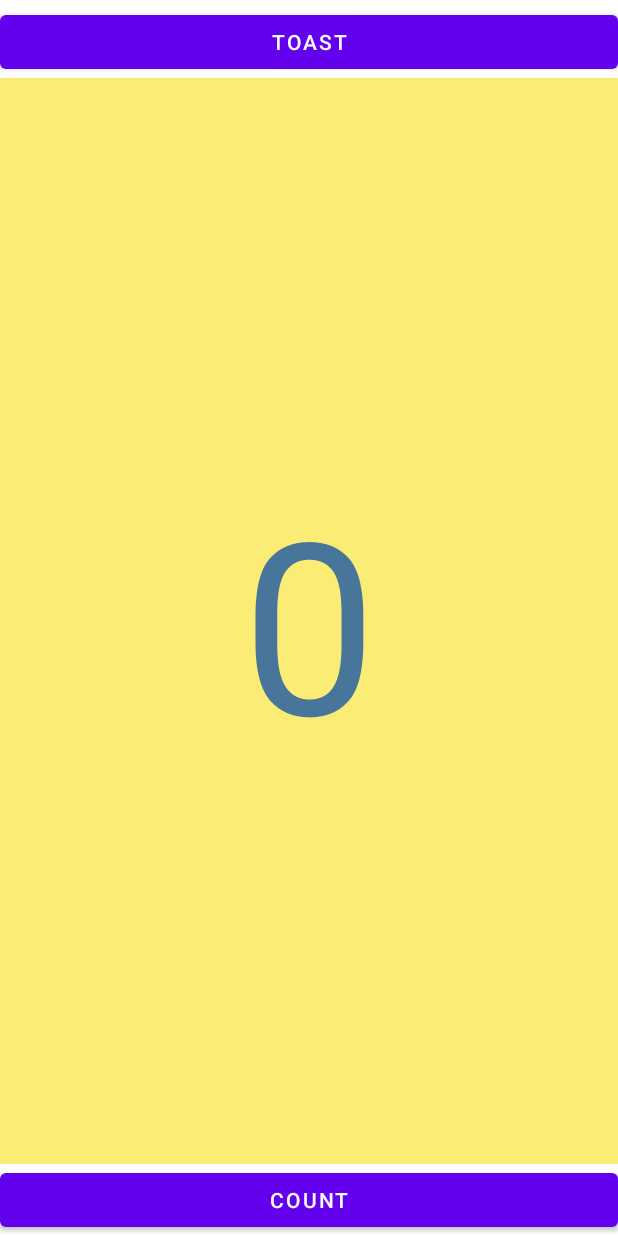
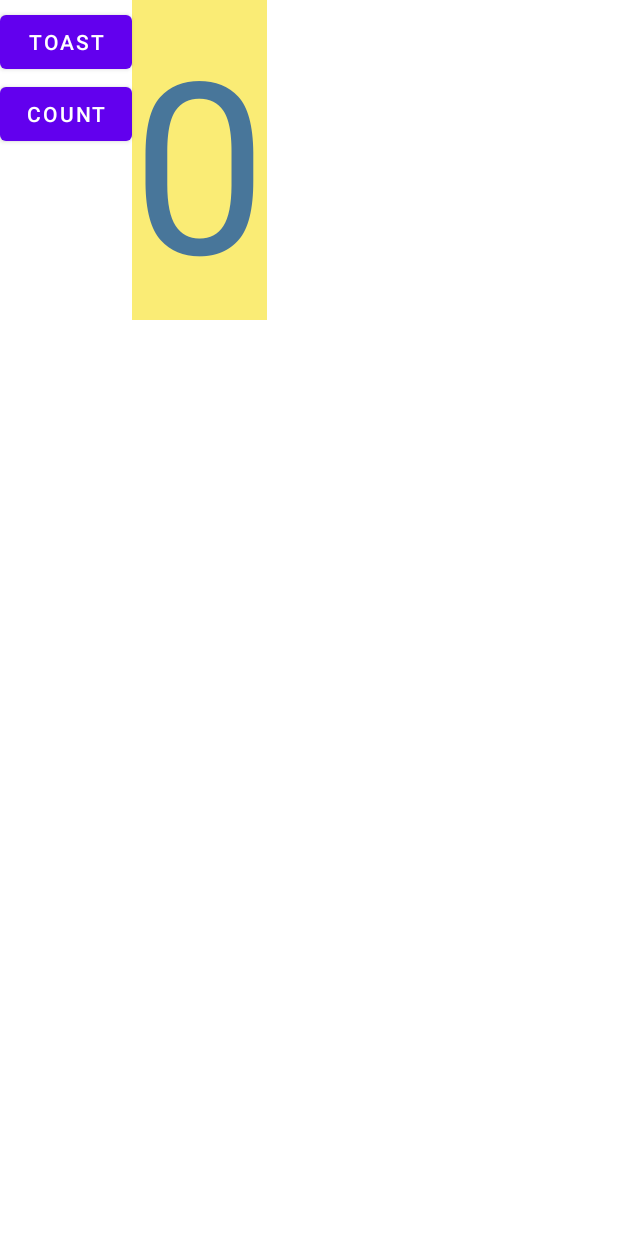
Before and after one commit to aadarsh111/HelloToast, an Android app: the layout activity_main.xml on its own in the app's theme, with its tools: preview values and no code run, on a phone screen of 412 x 824 dp. Run offline under Robolectric (Android 15) with nearby library versions, the phone set to English and light mode, and no system bars.

Commit message:
HelloToastChallange

```diff
--- a/app/src/main/java/com/example/hellotoast/MainActivity.java
+++ b/app/src/main/java/com/example/hellotoast/MainActivity.java
@@ -15,7 +15,7 @@ public class MainActivity extends AppCompatActivity {
     @Override
     protected void onCreate(Bundle savedInstanceState) {
         super.onCreate(savedInstanceState);
-        setContentView(R.layout.activity_main);
+        setContentView(hellotoastchallenge.R.layout.activity_main);
         mShowCount=(TextView)findViewById(R.id.show_count);
     }
 
--- a/app/src/main/res/layout/activity_main.xml
+++ b/app/src/main/res/layout/activity_main.xml
@@ -4,44 +4,39 @@
     xmlns:tools="http://schemas.android.com/tools"
     android:layout_width="match_parent"
     android:layout_height="match_parent"
-    tools:context=".MainActivity">
+    tools:context="com.example.hellotoastchallenge.MainActivity">
 
     <Button
         android:id="@+id/button_toast"
         android:layout_width="0dp"
         android:layout_height="wrap_content"
         android:layout_marginTop="4dp"
+        android:onClick="showToast"
         android:text="@string/button_label_toast"
-        app:layout_constraintEnd_toEndOf="parent"
-        app:layout_constraintHorizontal_bias="0.442"
-        app:layout_constraintStart_toStartOf="parent"
         app:layout_constraintTop_toTopOf="parent"
-        android:onClick="showToast"
-        />
+        tools:layout_editor_absoluteX="0dp" />
 
     <Button
         android:id="@+id/button_count"
         android:layout_width="0dp"
         android:layout_height="wrap_content"
+        android:onClick="countUp"
         android:text="@string/button_label_count"
-        app:layout_constraintBottom_toBottomOf="parent"
-        app:layout_constraintEnd_toEndOf="parent"
         app:layout_constraintStart_toStartOf="parent"
-        android:onClick="countUp"/>
+        app:layout_constraintTop_toBottomOf="@+id/button_toast" />
 
     <TextView
         android:id="@+id/show_count"
-        android:layout_width="0dp"
-        android:layout_height="0dp"
+        android:layout_width="wrap_content"
+        android:layout_height="wrap_content"
         android:background="#FAEC75"
         android:gravity="center"
         android:text="@string/count_initial_value"
         android:textAlignment="center"
         android:textColor="#48769A"
         android:textSize="160sp"
-        app:layout_constraintBottom_toTopOf="@+id/button_count"
-        app:layout_constraintEnd_toEndOf="parent"
-        app:layout_constraintStart_toStartOf="parent"
-        app:layout_constraintTop_toBottomOf="@+id/button_toast" />
+        android:visibility="visible"
+        app:layout_constraintStart_toEndOf="@+id/button_toast"
+        app:layout_constraintTop_toTopOf="parent" />
 
 </androidx.constraintlayout.widget.ConstraintLayout>
--- a/app/src/main/res/values/strings.xml
+++ b/app/src/main/res/values/strings.xml
@@ -1,5 +1,5 @@
 <resources>
-    <string name="app_name">Hello Toast</string>
+    <string name="app_name">Hello Toast Challenge</string>
     <string name="button_label_toast">Toast</string>
     <string name="button_label_count">Count</string>
     <string name="count_initial_value">0</string>
```
